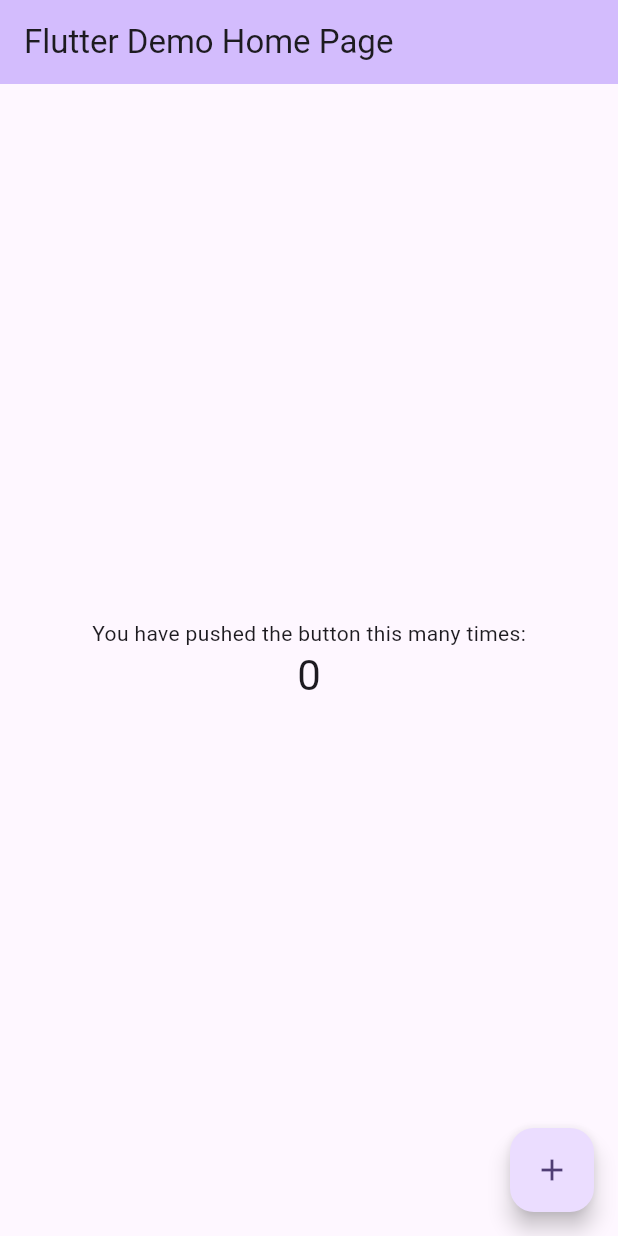
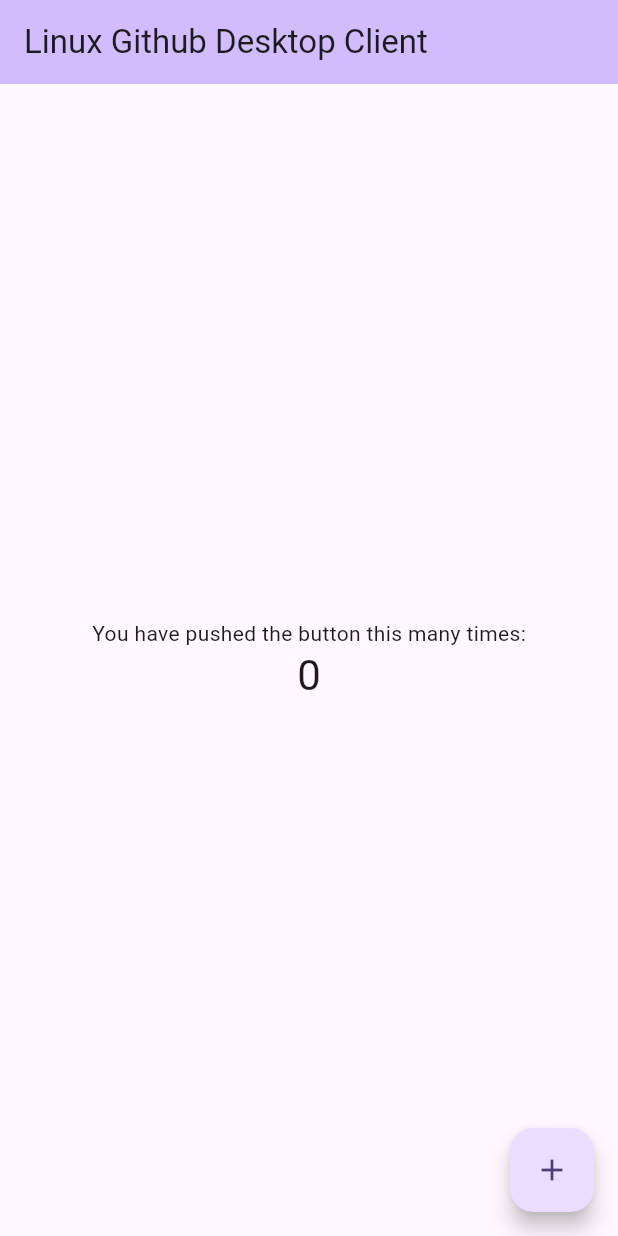
Before and after one commit to vernonthedev/github_desktop_client, a Flutter app: the screen it shows after launch, on a phone screen of 412 x 824 dp. Run offline on Flutter 3.47's test engine with Material 3 defaults, Android fonts, the phone set to English and light mode, and no system bars.

Commit message:
#Update: Cleaned up the setup and comments

```diff
--- a/lib/main.dart
+++ b/lib/main.dart
@@ -11,43 +11,19 @@ class MyApp extends StatelessWidget {
   @override
   Widget build(BuildContext context) {
     return MaterialApp(
-      title: 'Flutter Demo',
+      debugShowCheckedModeBanner: false,
+      title: 'Linux Github Desktop Client',
       theme: ThemeData(
-        // This is the theme of your application.
-        //
-        // TRY THIS: Try running your application with "flutter run". You'll see
-        // the application has a purple toolbar. Then, without quitting the app,
-        // try changing the seedColor in the colorScheme below to Colors.green
-        // and then invoke "hot reload" (save your changes or press the "hot
-        // reload" button in a Flutter-supported IDE, or press "r" if you used
-        // the command line to start the app).
-        //
-        // Notice that the counter didn't reset back to zero; the application
-        // state is not lost during the reload. To reset the state, use hot
-        // restart instead.
-        //
-        // This works for code too, not just values: Most code changes can be
-        // tested with just a hot reload.
         colorScheme: ColorScheme.fromSeed(seedColor: Colors.deepPurple),
         useMaterial3: true,
       ),
-      home: const MyHomePage(title: 'Flutter Demo Home Page'),
+      home: const MyHomePage(title: 'Linux Github Desktop Client'),
     );
   }
 }
 
 class MyHomePage extends StatefulWidget {
   const MyHomePage({super.key, required this.title});
-
-  // This widget is the home page of your application. It is stateful, meaning
-  // that it has a State object (defined below) that contains fields that affect
-  // how it looks.
-
-  // This class is the configuration for the state. It holds the values (in this
-  // case the title) provided by the parent (in this case the App widget) and
-  // used by the build method of the State. Fields in a Widget subclass are
-  // always marked "final".
-
   final String title;
 
   @override
@@ -59,50 +35,19 @@ class _MyHomePageState extends State<MyHomePage> {
 
   void _incrementCounter() {
     setState(() {
-      // This call to setState tells the Flutter framework that something has
-      // changed in this State, which causes it to rerun the build method below
-      // so that the display can reflect the updated values. If we changed
-      // _counter without calling setState(), then the build method would not be
-      // called again, and so nothing would appear to happen.
       _counter++;
     });
   }
 
   @override
   Widget build(BuildContext context) {
-    // This method is rerun every time setState is called, for instance as done
-    // by the _incrementCounter method above.
-    //
-    // The Flutter framework has been optimized to make rerunning build methods
-    // fast, so that you can just rebuild anything that needs updating rather
-    // than having to individually change instances of widgets.
     return Scaffold(
       appBar: AppBar(
-        // TRY THIS: Try changing the color here to a specific color (to
-        // Colors.amber, perhaps?) and trigger a hot reload to see the AppBar
-        // change color while the other colors stay the same.
         backgroundColor: Theme.of(context).colorScheme.inversePrimary,
-        // Here we take the value from the MyHomePage object that was created by
-        // the App.build method, and use it to set our appbar title.
         title: Text(widget.title),
       ),
       body: Center(
-        // Center is a layout widget. It takes a single child and positions it
-        // in the middle of the parent.
         child: Column(
-          // Column is also a layout widget. It takes a list of children and
-          // arranges them vertically. By default, it sizes itself to fit its
-          // children horizontally, and tries to be as tall as its parent.
-          //
-          // Column has various properties to control how it sizes itself and
-          // how it positions its children. Here we use mainAxisAlignment to
-          // center the children vertically; the main axis here is the vertical
-          // axis because Columns are vertical (the cross axis would be
-          // horizontal).
-          //
-          // TRY THIS: Invoke "debug painting" (choose the "Toggle Debug Paint"
-          // action in the IDE, or press "p" in the console), to see the
-          // wireframe for each widget.
           mainAxisAlignment: MainAxisAlignment.center,
           children: <Widget>[
             const Text(
```
